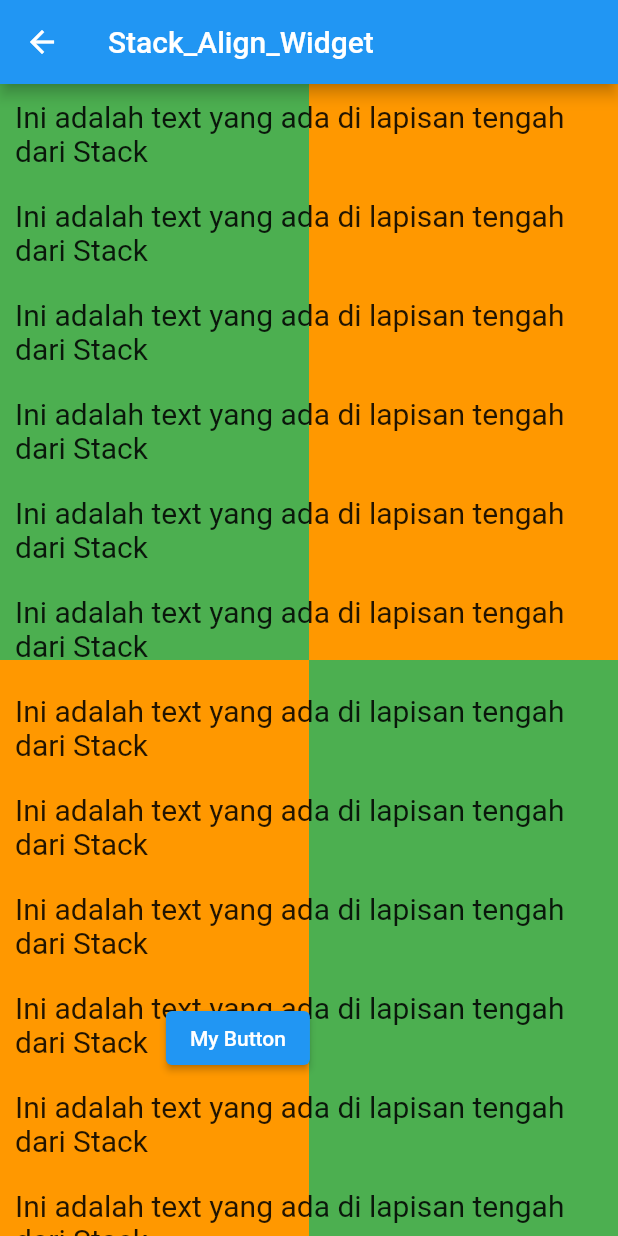
After one commit to sampurnoaji/flutter_erico_chapter_1, a Flutter app: the StackAlignWidget screen opened directly, on a phone screen of 412 x 824 dp. The commit adds this screen. Run offline on Flutter 3.47's test engine with Material 2 defaults, Android fonts, the phone set to English and light mode, and no system bars.

Commit message:
stack align widget

```diff
--- a/lib/lesson.dart
+++ b/lib/lesson.dart
@@ -6,5 +6,6 @@ enum Lesson {
   Stateful_Widget,
   Anonymous_Method,
   Animated_Container,
-  Flexible_Widget
+  Flexible_Widget,
+  Stack_Align_Widget
 }
--- /dev/null
+++ b/lib/lesson/stack_align_widget.dart
@@ -0,0 +1,137 @@
+import 'package:erico_intro/lesson.dart';
+import 'package:flutter/material.dart';
+
+class StackAlignWidget extends StatelessWidget {
+  @override
+  Widget build(BuildContext context) {
+    return Scaffold(
+        appBar: AppBar(
+          title: Text(Lesson.Stack_Align_Widget.name),
+        ),
+        body: Stack(
+          children: [
+            //background
+            Column(
+              children: [
+                Flexible(
+                  flex: 1,
+                  child: Row(
+                    children: [
+                      Flexible(flex: 1, child: Container(color: Colors.green)),
+                      Flexible(flex: 1, child: Container(color: Colors.orange))
+                    ],
+                  ),
+                ),
+                Flexible(
+                  flex: 1,
+                  child: Row(
+                    children: [
+                      Flexible(flex: 1, child: Container(color: Colors.orange)),
+                      Flexible(flex: 1, child: Container(color: Colors.green))
+                    ],
+                  ),
+                ),
+              ],
+            ),
+
+            //listview
+            ListView(
+              children: [
+                Container(
+                  margin: EdgeInsets.all(10),
+                  child: Text(
+                    'Ini adalah text yang ada di lapisan tengah dari Stack',
+                    style: TextStyle(fontSize: 20),
+                  ),
+                ),
+                Container(
+                  margin: EdgeInsets.all(10),
+                  child: Text(
+                    'Ini adalah text yang ada di lapisan tengah dari Stack',
+                    style: TextStyle(fontSize: 20),
+                  ),
+                ),
+                Container(
+                  margin: EdgeInsets.all(10),
+                  child: Text(
+                    'Ini adalah text yang ada di lapisan tengah dari Stack',
+                    style: TextStyle(fontSize: 20),
+                  ),
+                ),
+                Container(
+                  margin: EdgeInsets.all(10),
+                  child: Text(
+                    'Ini adalah text yang ada di lapisan tengah dari Stack',
+                    style: TextStyle(fontSize: 20),
+                  ),
+                ),
+                Container(
+                  margin: EdgeInsets.all(10),
+                  child: Text(
+                    'Ini adalah text yang ada di lapisan tengah dari Stack',
+                    style: TextStyle(fontSize: 20),
+                  ),
+                ),
+                Container(
+                  margin: EdgeInsets.all(10),
+                  child: Text(
+                    'Ini adalah text yang ada di lapisan tengah dari Stack',
+                    style: TextStyle(fontSize: 20),
+                  ),
+                ),
+                Container(
+                  margin: EdgeInsets.all(10),
+                  child: Text(
+                    'Ini adalah text yang ada di lapisan tengah dari Stack',
+                    style: TextStyle(fontSize: 20),
+                  ),
+                ),
+                Container(
+                  margin: EdgeInsets.all(10),
+                  child: Text(
+                    'Ini adalah text yang ada di lapisan tengah dari Stack',
+                    style: TextStyle(fontSize: 20),
+                  ),
+                ),
+                Container(
+                  margin: EdgeInsets.all(10),
+                  child: Text(
+                    'Ini adalah text yang ada di lapisan tengah dari Stack',
+                    style: TextStyle(fontSize: 20),
+                  ),
+                ),
+                Container(
+                  margin: EdgeInsets.all(10),
+                  child: Text(
+                    'Ini adalah text yang ada di lapisan tengah dari Stack',
+                    style: TextStyle(fontSize: 20),
+                  ),
+                ),
+                Container(
+                  margin: EdgeInsets.all(10),
+                  child: Text(
+                    'Ini adalah text yang ada di lapisan tengah dari Stack',
+                    style: TextStyle(fontSize: 20),
+                  ),
+                ),
+                Container(
+                  margin: EdgeInsets.all(10),
+                  child: Text(
+                    'Ini adalah text yang ada di lapisan tengah dari Stack',
+                    style: TextStyle(fontSize: 20),
+                  ),
+                ),
+              ],
+            ),
+
+            //button
+            Align(
+                alignment: Alignment(-0.3, 0.7),
+                child: ElevatedButton(
+                  onPressed: () {},
+                  child: Text('My Button'),
+                )),
+          ],
+        ));
+  }
+}
--- a/lib/main.dart
+++ b/lib/main.dart
@@ -4,6 +4,7 @@ import 'package:erico_intro/lesson/column_widget.dart';
 import 'package:erico_intro/lesson/container_widget.dart';
 import 'package:erico_intro/lesson/flexible_widget.dart';
 import 'package:erico_intro/lesson/row_widget.dart';
+import 'package:erico_intro/lesson/stack_align_widget.dart';
 import 'package:erico_intro/lesson/stateful_widget_page.dart';
 import 'package:erico_intro/lesson/text_widget.dart';
 import 'package:flutter/material.dart';
@@ -47,6 +48,8 @@ class MainPage extends StatelessWidget {
                             return AnimatedContainerPage();
                           case Lesson.Flexible_Widget:
                             return FlexibleWidget();
+                          case Lesson.Stack_Align_Widget:
+                            return StackAlignWidget();
                         }
                       }));
                     },
```
